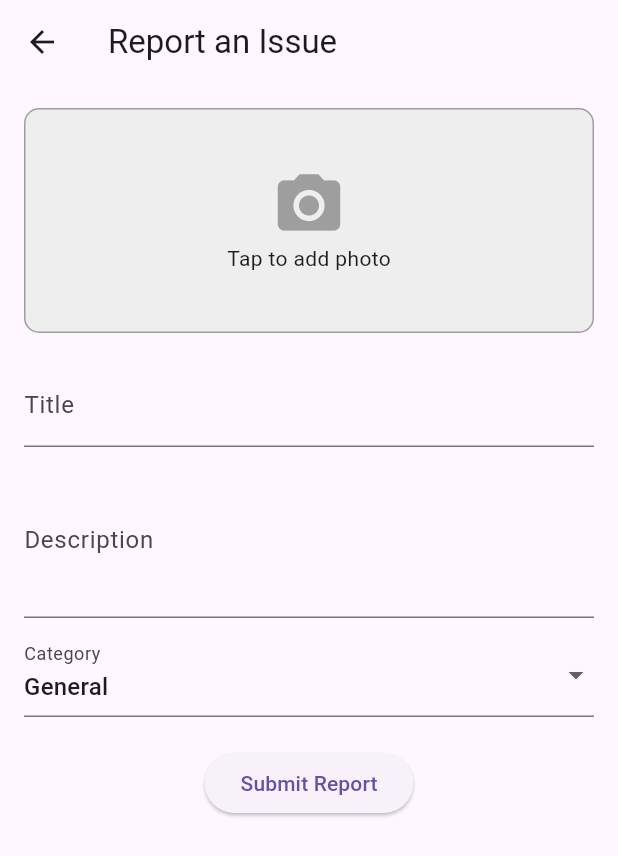
After one commit to Shahfizul/UNIMAS-Holdings-Feedback-System, a Flutter app: the screen it shows once a user with an empty profile is signed in, after a tap on "Report New Issue", on a phone screen of 412 x 824 dp. The commit adds this screen. Shown: the top 856 px of the screen. Run offline on Flutter 3.47's test engine with Material 3 defaults, Android fonts, the phone set to English and light mode, and no system bars; our stand-ins replace cloud_firestore, firebase_auth, firebase_core, firebase_storage, image_picker; accounts and stored records are empty.

Commit message:
Completed Module 2: Photo Uploads and AI Priority

```diff
--- /dev/null
+++ b/lib/models/complaint_model.dart
@@ -0,0 +1,58 @@
+import 'package:cloud_firestore/cloud_firestore.dart';
+
+class ComplaintModel {
+  final String id;
+  final String uid; // Who submitted it?
+  final String email; // Contact info
+  final String title;
+  final String description;
+  final String category; // 'Plumbing', 'Electrical', etc.
+  final String status; // 'Pending', 'In Progress', 'Completed'
+  final String priority; // 'High', 'Medium', 'Low' (AI sets this)
+  final String? imageUrl; // Optional photo
+  final DateTime timestamp;
+
+  ComplaintModel({
+    required this.id,
+    required this.uid,
+    required this.email,
+    required this.title,
+    required this.description,
+    required this.category,
+    required this.status,
+    required this.priority,
+    this.imageUrl,
+    required this.timestamp,
+  });
+
+  // Convert to Map (Saving to Firestore)
+  Map<String, dynamic> toMap() {
+    return {
+      'uid': uid,
+      'email': email,
+      'title': title,
+      'description': description,
+      'category': category,
+      'status': status,
+      'priority': priority,
+      'imageUrl': imageUrl,
+      'timestamp': FieldValue.serverTimestamp(), // Let Server decide time
+    };
+  }
+
+  // Convert from Firestore (Reading data)
+  factory ComplaintModel.fromMap(Map<String, dynamic> data, String documentId) {
+    return ComplaintModel(
+      id: documentId,
+      uid: data['uid'] ?? '',
+      email: data['email'] ?? '',
+      title: data['title'] ?? '',
+      description: data['description'] ?? '',
+      category: data['category'] ?? 'General',
+      status: data['status'] ?? 'Pending',
+      priority: data['priority'] ?? 'Low',
+      imageUrl: data['imageUrl'],
+      timestamp: (data['timestamp'] as Timestamp?)?.toDate() ?? DateTime.now(),
+    );
+  }
+}
--- /dev/null
+++ b/lib/screens/complaint/report_screen.dart
@@ -0,0 +1,161 @@
+import 'dart:io';
+import 'package:flutter/material.dart';
+import 'package:provider/provider.dart';
+import 'package:image_picker/image_picker.dart';
+import 'package:firebase_storage/firebase_storage.dart';
+import 'package:path/path.dart' as path; // Helper for file names
+import '../../models/user_model.dart';
+import '../../services/complaint_service.dart';
+
+class ReportScreen extends StatefulWidget {
+  const ReportScreen({super.key});
+
+  @override
+  State<ReportScreen> createState() => _ReportScreenState();
+}
+
+class _ReportScreenState extends State<ReportScreen> {
+  final _formKey = GlobalKey<FormState>();
+
+  // Form Fields
+  String title = '';
+  String description = '';
+  String category = 'General';
+  final List<String> categories = ['General', 'Plumbing', 'Electrical', 'Civil', 'Security'];
+
+  // Image Logic
+  File? _imageFile; // Stores the photo on the phone temporarily
+  final ImagePicker _picker = ImagePicker();
+  bool _isUploading = false; // To show loading spinner
+
+  // Function to Pick Image
+  Future<void> _pickImage() async {
+    final XFile? pickedFile = await _picker.pickImage(source: ImageSource.gallery);
+    if (pickedFile != null) {
+      setState(() {
+        _imageFile = File(pickedFile.path);
+      });
+    }
+  }
+
+  // Function to Upload Image to Firebase Storage
+  Future<String?> _uploadImage() async {
+    if (_imageFile == null) return null;
+
+    try {
+      // Create a unique filename (e.g., 'complaints/12345_image.jpg')
+      String fileName = path.basename(_imageFile!.path);
+      Reference storageRef = FirebaseStorage.instance.ref().child('complaints/$fileName');
+
+      // Upload
+      UploadTask uploadTask = storageRef.putFile(_imageFile!);
+      TaskSnapshot snapshot = await uploadTask;
+
+      // Get the Download URL
+      return await snapshot.ref.getDownloadURL();
+    } catch (e) {
+      print("Upload Error: $e");
+      return null;
+    }
+  }
+
+  @override
+  Widget build(BuildContext context) {
+    final user = Provider.of<UserModel?>(context);
+
+    return Scaffold(
+      appBar: AppBar(title: const Text("Report an Issue")),
+      body: _isUploading
+        ? const Center(child: CircularProgressIndicator()) // Show loading while uploading
+        : Padding(
+            padding: const EdgeInsets.all(16.0),
+            child: Form(
+              key: _formKey,
+              child: SingleChildScrollView( // Added scrolling for small screens
+                child: Column(
+                  children: [
+                    // --- IMAGE PREVIEW AREA ---
+                    GestureDetector(
+                      onTap: _pickImage,
+                      child: Container(
+                        height: 150,
+                        width: double.infinity,
+                        decoration: BoxDecoration(
+                          color: Colors.grey[200],
+                          border: Border.all(color: Colors.grey),
+                          borderRadius: BorderRadius.circular(10),
+                        ),
+                        child: _imageFile == null
+                            ? const Column(
+                                mainAxisAlignment: MainAxisAlignment.center,
+                                children: [
+                                  Icon(Icons.camera_alt, size: 50, color: Colors.grey),
+                                  Text("Tap to add photo"),
+                                ],
+                              )
+                            : Image.file(_imageFile!, fit: BoxFit.cover),
+                      ),
+                    ),
+                    const SizedBox(height: 20),
+
+                    // --- FORM FIELDS ---
+                    TextFormField(
+                      decoration: const InputDecoration(labelText: 'Title'),
+                      onChanged: (val) => title = val,
+                      validator: (val) => val!.isEmpty ? 'Enter a title' : null,
+                    ),
+                    const SizedBox(height: 10),
+                    TextFormField(
+                      decoration: const InputDecoration(labelText: 'Description'),
+                      maxLines: 3,
+                      onChanged: (val) => description = val,
+                      validator: (val) => val!.isEmpty ? 'Enter description' : null,
+                    ),
+                    const SizedBox(height: 10),
+                    DropdownButtonFormField(
+                      value: category,
+                      items: categories.map((cat) => DropdownMenuItem(value: cat, child: Text(cat))).toList(),
+                      onChanged: (val) => setState(() => category = val.toString()),
+                      decoration: const InputDecoration(labelText: 'Category'),
+                    ),
+                    const SizedBox(height: 20),
+
+                    // --- SUBMIT BUTTON ---
+                    ElevatedButton(
+                      child: const Text('Submit Report'),
+                      onPressed: () async {
+                        if (_formKey.currentState!.validate()) {
+                          setState(() => _isUploading = true); // Start Loading
+
+                          // 1. Upload Image First
+                          String? imageUrl = await _uploadImage();
+
+                          // 2. Submit Data
+                          await ComplaintService().submitComplaint(
+                            uid: user!.uid,
+                            email: user.email,
+                            title: title,
+                            description: description,
+                            category: category,
+                            imageUrl: imageUrl, // Pass the URL here
+                          );
+
+                          setState(() => _isUploading = false); // Stop Loading
+
+                          if (mounted) {
+                            Navigator.pop(context);
+                            ScaffoldMessenger.of(context).showSnackBar(
+                              const SnackBar(content: Text('Report & Photo Submitted!'))
+                            );
+                          }
+                        }
+                      },
+                    )
+                  ],
+                ),
+              ),
+            ),
+          ),
+    );
+  }
+}
--- a/lib/screens/home/user_home_screen.dart
+++ b/lib/screens/home/user_home_screen.dart
@@ -1,5 +1,6 @@
 import 'package:flutter/material.dart';
 import '../../services/auth_service.dart';
+import '../complaint/report_screen.dart';
 
 class UserHomeScreen extends StatelessWidget {
   const UserHomeScreen({super.key});
@@ -20,7 +21,28 @@ class UserHomeScreen extends StatelessWidget {
           )
         ],
       ),
-      body: const Center(child: Text("Welcome Resident!")),
+      body: Center(
+        child: Column(
+          mainAxisAlignment: MainAxisAlignment.center,
+          children: [
+            const Text("Welcome Resident!"),
+            const SizedBox(height: 20),
+            ElevatedButton.icon(
+              icon: const Icon(Icons.add_a_photo),
+              label: const Text("Report New Issue"),
+              style: ElevatedButton.styleFrom(
+                padding: const EdgeInsets.symmetric(horizontal: 30, vertical: 15),
+              ),
+              onPressed: () {
+                Navigator.push(
+                  context,
+                  MaterialPageRoute(builder: (context) => const ReportScreen()),
+                );
+              },
+            ),
+          ],
+        ),
+      ),
     );
   }
 }
--- /dev/null
+++ b/lib/services/complaint_service.dart
@@ -0,0 +1,64 @@
+import 'package:cloud_firestore/cloud_firestore.dart';
+import '../models/complaint_model.dart';
+
+class ComplaintService {
+  final CollectionReference complaintCollection =
+      FirebaseFirestore.instance.collection('complaints');
+
+  // 1. SIMULATED AI PRIORITY LOGIC
+  // We scan the text for "urgent" words to set priority automatically.
+  String _analyzePriority(String description, String category) {
+    String descLower = description.toLowerCase();
+
+    // High Priority Keywords
+    if (descLower.contains('fire') ||
+        descLower.contains('leak') ||
+        descLower.contains('danger') ||
+        descLower.contains('broken') ||
+        descLower.contains('emergency')) {
+      return 'High';
+    }
+
+    // Medium Priority
+    if (category == 'Electrical' || category == 'Security') {
+      return 'Medium';
+    }
+
+    // Default
+    return 'Low';
+  }
+
+  // 2. SUBMIT COMPLAINT
+  Future<void> submitComplaint({
+    required String uid,
+    required String email,
+    required String title,
+    required String description,
+    required String category,
+    String? imageUrl,
+  }) async {
+
+    // Auto-calculate priority before saving
+    String aiPriority = _analyzePriority(description, category);
+
+    // Create a new document ref (so we get the ID)
+    DocumentReference docRef = complaintCollection.doc();
+
+    // Create the model
+    ComplaintModel complaint = ComplaintModel(
+      id: docRef.id,
+      uid: uid,
+      email: email,
+      title: title,
+      description: description,
+      category: category,
+      status: 'Pending', // Default status
+      priority: aiPriority, // AI determined this
+      imageUrl: imageUrl,
+      timestamp: DateTime.now(), // Placeholder, server will overwrite
+    );
+
+    // Save to Firestore
+    await docRef.set(complaint.toMap());
+  }
+}
--- a/pubspec.yaml
+++ b/pubspec.yaml
@@ -38,6 +38,8 @@ dependencies:
   firebase_auth: ^6.1.3
   cloud_firestore: ^6.1.1
   provider: ^6.1.5+1
+  firebase_storage: ^13.0.5
+  image_picker: ^1.2.1
 
 dev_dependencies:
   flutter_test:
```
Also changed, not shown: pubspec.lock, 5 other files.
